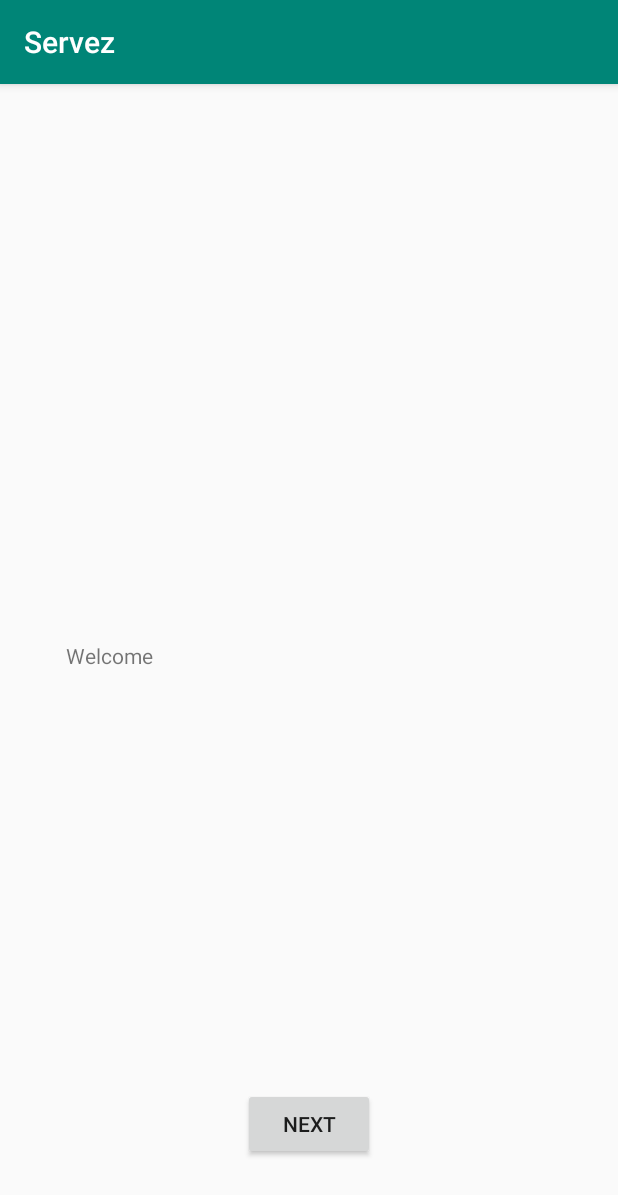
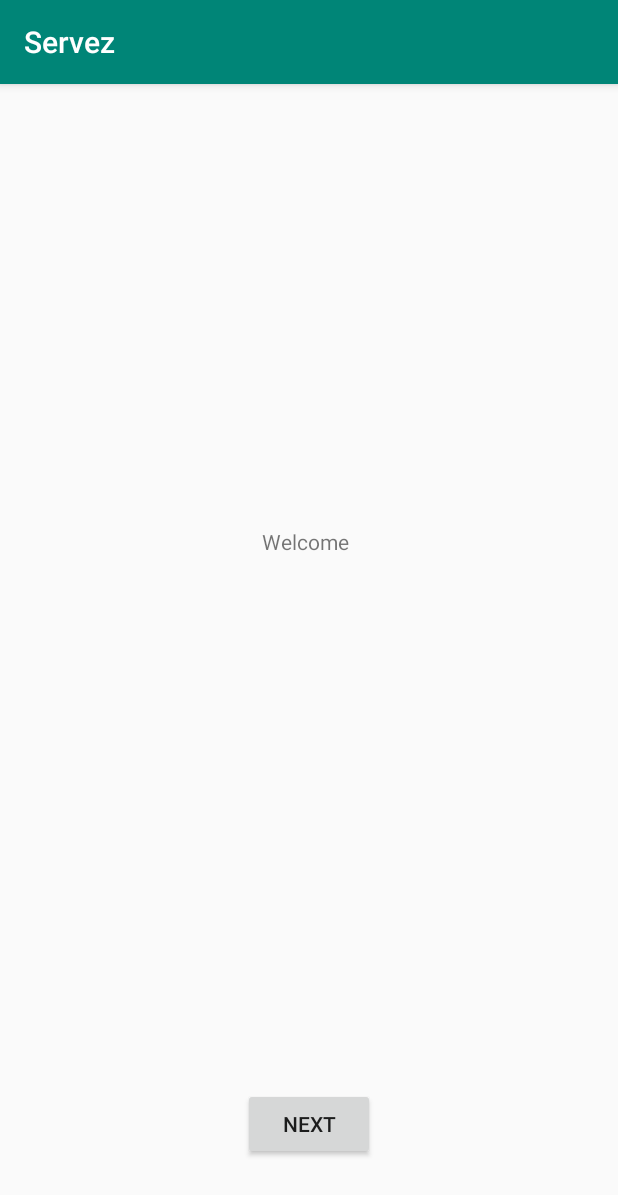
Before and after one commit to MukilanKarthikeyan/Servez, an Android app: the screen it shows after launch (MainActivity), on a phone screen of 412 x 824 dp. Shown: the top 1195 px of the screen. Run offline under Robolectric (Android 15) with nearby library versions, the phone set to English and light mode, and no system bars.

```diff
--- a/app/src/main/java/com/example/servezy/SignUpLogin.java
+++ /dev/null
@@ -1,5 +0,0 @@
-package com.example.servezy;
-
-public class SignUpLogin {
-
-}
--- a/app/src/main/res/layout/activity_main.xml
+++ b/app/src/main/res/layout/activity_main.xml
@@ -14,11 +14,11 @@
         android:layout_marginRight="16dp"
         android:text="@string/welcome"
         app:layout_constraintBottom_toBottomOf="parent"
-        app:layout_constraintHorizontal_bias="0.1"
+        app:layout_constraintHorizontal_bias="0.566"
         app:layout_constraintLeft_toLeftOf="parent"
         app:layout_constraintRight_toRightOf="parent"
         app:layout_constraintTop_toTopOf="parent"
-        app:layout_constraintVertical_bias="0.5" />
+        app:layout_constraintVertical_bias="0.398" />
 
     <Button
         android:id="@+id/welcomeButton"
```
